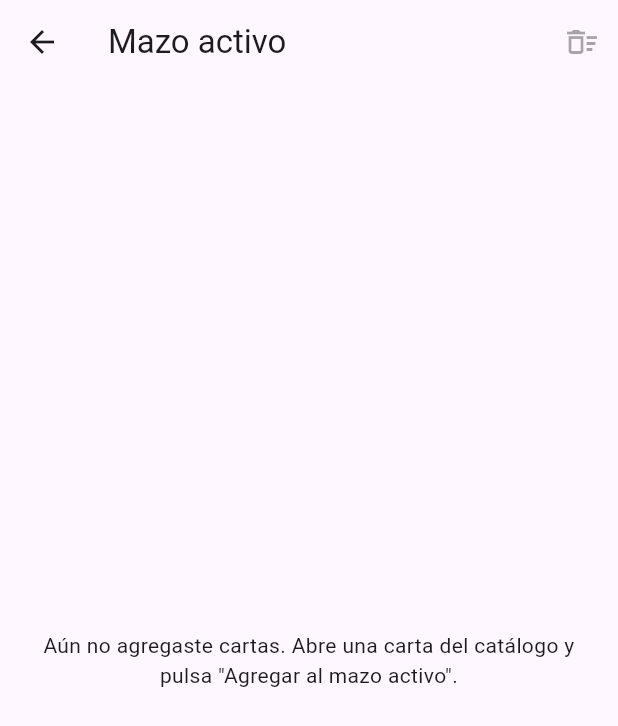
After one commit to MorganJary/PokeMeta, a Flutter app: the ActiveDeckScreen screen opened directly, on a phone screen of 412 x 824 dp. The commit adds this screen. Shown: the top 726 px of the screen. Run offline on Flutter 3.47's test engine with Material 3 defaults, Android fonts, the light colour scheme and no system bars.

Commit message:
Agregar ActiveDeckProvider y pantalla de mazo activo

```diff
--- /dev/null
+++ b/pokemeta/lib/presentation/screens/decks/active_deck_screen.dart
@@ -0,0 +1,76 @@
+import 'package:flutter/material.dart';
+import 'package:pokemeta/providers/active_deck_provider.dart';
+import 'package:provider/provider.dart';
+
+/// Muestra y permite ajustar el mazo que se está armando.
+class ActiveDeckScreen extends StatelessWidget {
+  const ActiveDeckScreen({super.key});
+
+  @override
+  Widget build(BuildContext context) {
+    // watch: esta pantalla se redibuja cada vez que el mazo cambia.
+    final deck = context.watch<ActiveDeckProvider>();
+
+    return Scaffold(
+      appBar: AppBar(
+        title: const Text('Mazo activo'),
+        actions: [
+          IconButton(
+            onPressed: deck.isEmpty ? null : deck.clear,
+            icon: const Icon(Icons.delete_sweep_outlined),
+            tooltip: 'Vaciar mazo',
+          ),
+        ],
+      ),
+      body: deck.isEmpty
+          ? const Center(
+              child: Padding(
+                padding: EdgeInsets.all(24),
+                child: Text(
+                  'Aún no agregaste cartas. Abre una carta del catálogo y '
+                  'pulsa "Agregar al mazo activo".',
+                  textAlign: TextAlign.center,
+                ),
+              ),
+            )
+          : ListView(
+              padding: const EdgeInsets.all(16),
+              children: [
+                Text(
+                  '${deck.totalCards} de ${ActiveDeckProvider.maxCards} cartas',
+                  style: Theme.of(context).textTheme.titleLarge,
+                ),
+                const SizedBox(height: 12),
+                for (final entry in deck.entries)
+                  Card(
+                    child: ListTile(
+                      leading: const Icon(Icons.image_outlined),
+                      title: Text(entry.card.name),
+                      subtitle: Text(
+                        '${entry.card.type} · ${entry.card.expansion}',
+                      ),
+                      trailing: Row(
+                        mainAxisSize: MainAxisSize.min,
+                        children: [
+                          IconButton(
+                            onPressed: () => deck.remove(entry.card),
+                            icon: const Icon(Icons.remove_circle_outline),
+                            tooltip: 'Quitar una copia',
+                          ),
+                          Text('${entry.count}'),
+                          IconButton(
+                            onPressed: deck.canAdd(entry.card)
+                                ? () => deck.add(entry.card)
+                                : null,
+                            icon: const Icon(Icons.add_circle_outline),
+                            tooltip: 'Agregar una copia',
+                          ),
+                        ],
+                      ),
+                    ),
+                  ),
+              ],
+            ),
+    );
+  }
+}
--- /dev/null
+++ b/pokemeta/lib/providers/active_deck_provider.dart
@@ -0,0 +1,60 @@
+import 'package:flutter/foundation.dart';
+import 'package:pokemeta/models/card_model.dart';
+import 'package:pokemeta/models/deck_model.dart';
+
+/// Estado global del mazo que el usuario está armando.
+///
+/// Extiende ChangeNotifier: cada vez que el mazo cambia llama a
+/// notifyListeners(), y las pantallas que lo observan se redibujan solas.
+class ActiveDeckProvider extends ChangeNotifier {
+  static const int maxCards = 60;
+
+  /// Regla simplificada: máximo 4 copias por carta (en el juego real las
+  /// energías básicas no tienen este límite).
+  static const int maxCopies = 4;
+
+  // Clave: número de carta (único). Valor: la carta y cuántas copias hay.
+  final Map<String, DeckCardEntry> _entries = {};
+
+  /// Copia de solo lectura: desde afuera no se puede modificar la lista.
+  List<DeckCardEntry> get entries => List.unmodifiable(_entries.values);
+
+  bool get isEmpty => _entries.isEmpty;
+
+  int get totalCards =>
+      _entries.values.fold(0, (total, entry) => total + entry.count);
+
+  int copiesOf(CardModel card) => _entries[card.cardNumber]?.count ?? 0;
+
+  bool canAdd(CardModel card) =>
+      totalCards < maxCards && copiesOf(card) < maxCopies;
+
+  void add(CardModel card) {
+    if (!canAdd(card)) return;
+    _entries[card.cardNumber] = DeckCardEntry(
+      card: card,
+      count: copiesOf(card) + 1,
+    );
+    notifyListeners();
+  }
+
+  void remove(CardModel card) {
+    final copies = copiesOf(card);
+    if (copies == 0) return;
+    if (copies == 1) {
+      _entries.remove(card.cardNumber);
+    } else {
+      _entries[card.cardNumber] = DeckCardEntry(
+        card: card,
+        count: copies - 1,
+      );
+    }
+    notifyListeners();
+  }
+
+  void clear() {
+    if (_entries.isEmpty) return;
+    _entries.clear();
+    notifyListeners();
+  }
+}
--- a/pokemeta/pubspec.yaml
+++ b/pokemeta/pubspec.yaml
@@ -34,6 +34,7 @@ dependencies:
   # The following adds the Cupertino Icons font to your application.
   # Use with the CupertinoIcons class for iOS style icons.
   cupertino_icons: ^1.0.8
+  provider: ^6.1.5+1
 
 dev_dependencies:
   flutter_test:
```
Also changed, not shown: pokemeta/lib/main.dart (+10 -1 lines), pokemeta/lib/presentation/screens/cards/card_detail_screen.dart (+14 -3 lines), pokemeta/lib/presentation/screens/home/home_screen.dart (+17 -1 lines), pokemeta/lib/widgets/active_deck_banner.dart (+5 -2 lines), pokemeta/pubspec.lock.
